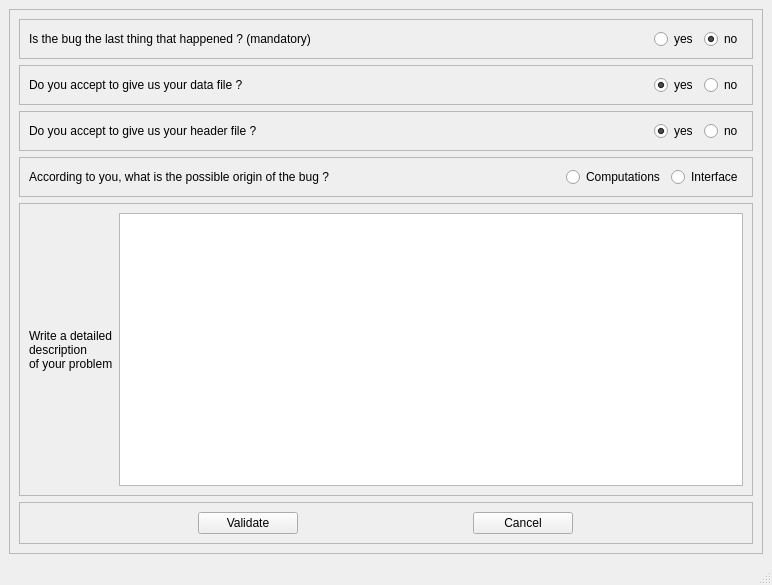
The window that gui/src/uis/bugReport.ui (cbgp/diyabc) describes before a commit, drawn with Qt 5.
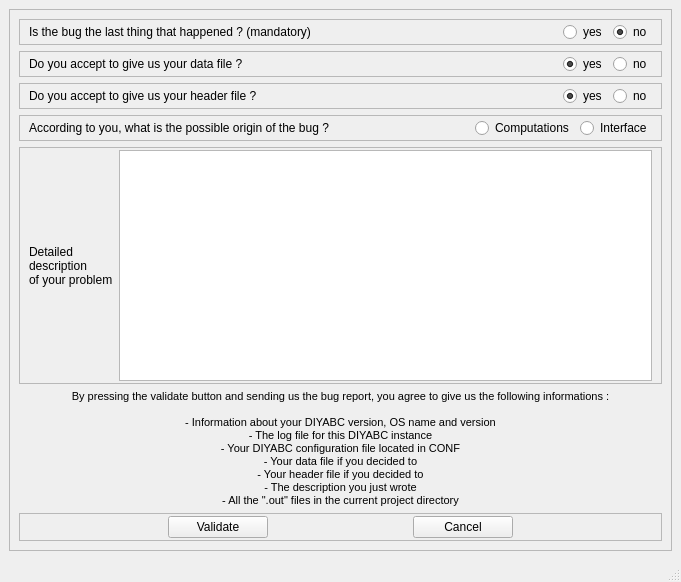
The same window after the commit.

Patch:
```diff
--- a/gui/src/uis/bugReport.ui
+++ b/gui/src/uis/bugReport.ui
@@ -9,8 +9,8 @@
    <rect>
     <x>0</x>
     <y>0</y>
-    <width>772</width>
-    <height>585</height>
+    <width>681</width>
+    <height>582</height>
    </rect>
   </property>
   <property name="windowTitle">
@@ -36,6 +36,12 @@
           <enum>QFrame::Raised</enum>
          </property>
          <layout class="QHBoxLayout" name="horizontalLayout_7">
+          <property name="topMargin">
+           <number>2</number>
+          </property>
+          <property name="bottomMargin">
+           <number>2</number>
+          </property>
           <item>
            <widget class="QLabel" name="label_7">
             <property name="text">
@@ -88,6 +94,12 @@
           <enum>QFrame::Raised</enum>
          </property>
          <layout class="QHBoxLayout" name="horizontalLayout_4">
+          <property name="topMargin">
+           <number>2</number>
+          </property>
+          <property name="bottomMargin">
+           <number>2</number>
+          </property>
           <item>
            <widget class="QLabel" name="label_3">
             <property name="text">
@@ -137,6 +149,12 @@
           <enum>QFrame::Raised</enum>
          </property>
          <layout class="QHBoxLayout" name="horizontalLayout_3">
+          <property name="topMargin">
+           <number>2</number>
+          </property>
+          <property name="bottomMargin">
+           <number>2</number>
+          </property>
           <item>
            <widget class="QLabel" name="label_2">
             <property name="text">
@@ -186,6 +204,12 @@
           <enum>QFrame::Raised</enum>
          </property>
          <layout class="QHBoxLayout" name="horizontalLayout_2">
+          <property name="topMargin">
+           <number>2</number>
+          </property>
+          <property name="bottomMargin">
+           <number>2</number>
+          </property>
           <item>
            <widget class="QLabel" name="label">
             <property name="text">
@@ -238,10 +262,16 @@
           <enum>QFrame::Raised</enum>
          </property>
          <layout class="QHBoxLayout" name="horizontalLayout_5">
+          <property name="topMargin">
+           <number>2</number>
+          </property>
+          <property name="bottomMargin">
+           <number>2</number>
+          </property>
           <item>
            <widget class="QLabel" name="label_4">
             <property name="text">
-             <string>Write a detailed
+             <string>Detailed
 description
 of your problem</string>
             </property>
@@ -253,6 +283,29 @@
          </layout>
         </widget>
        </item>
+       <item>
+        <widget class="QLabel" name="infoLabel">
+         <property name="font">
+          <font>
+           <pointsize>8</pointsize>
+          </font>
+         </property>
+         <property name="text">
+          <string>By pressing the validate button and sending us the bug report, you agree to give us the following informations :
+
+- Information about your DIYABC version, OS name and version
+- The log file for this DIYABC instance
+- Your DIYABC configuration file located in CONF
+- Your data file if you decided to
+- Your header file if you decided to
+- The description you just wrote
+- All the &quot;.out&quot; files in the current project directory</string>
+         </property>
+         <property name="alignment">
+          <set>Qt::AlignCenter</set>
+         </property>
+        </widget>
+       </item>
        <item>
         <widget class="QFrame" name="frame_2">
          <property name="frameShape">
@@ -262,6 +315,12 @@
           <enum>QFrame::Raised</enum>
          </property>
          <layout class="QHBoxLayout" name="horizontalLayout">
+          <property name="topMargin">
+           <number>2</number>
+          </property>
+          <property name="bottomMargin">
+           <number>2</number>
+          </property>
           <item>
            <widget class="QPushButton" name="validateButton">
             <property name="maximumSize">
```
Left out of the diff: 2 changed lines with no effect on the pictures.
